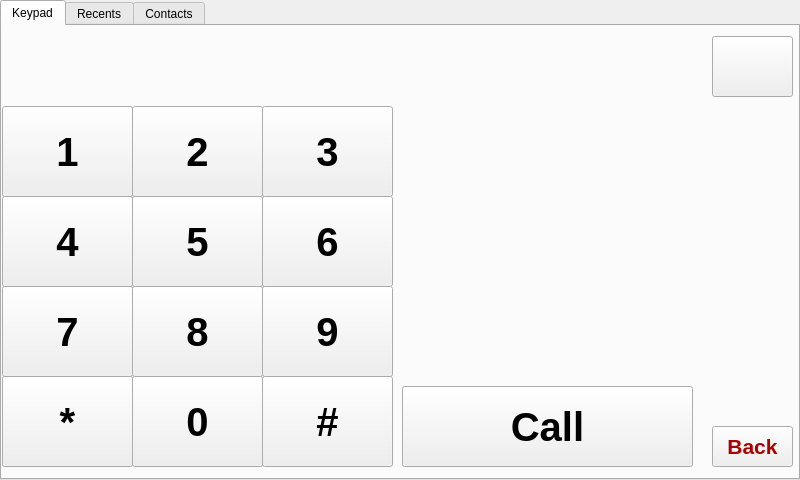
First picture: the form in RPI/GUI/UI/Phone.ui, repository YehiaEhab16/FOTA_Graduation-Project-2022, before the edit.
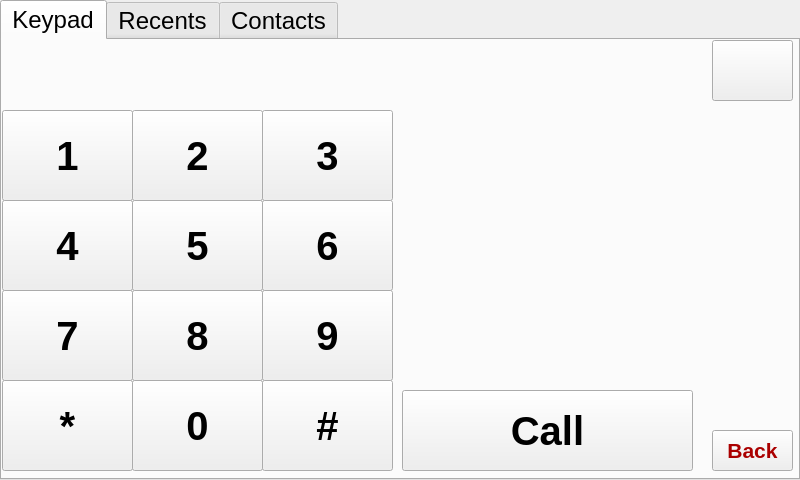
Second picture: the form after the edit. Icons and pictures are not drawn.

What changed in the file:
```diff
--- a/RPI/GUI/UI/Phone.ui
+++ b/RPI/GUI/UI/Phone.ui
@@ -10,6 +10,11 @@
     <height>480</height>
    </rect>
   </property>
+  <property name="font">
+   <font>
+    <pointsize>18</pointsize>
+   </font>
+  </property>
   <property name="windowTitle">
    <string>Contacts</string>
   </property>
@@ -1280,7 +1285,7 @@
     <property name="geometry">
      <rect>
       <x>0</x>
-      <y>80</y>
+      <y>70</y>
       <width>131</width>
       <height>91</height>
      </rect>
@@ -1288,6 +1293,7 @@
     <property name="font">
      <font>
       <pointsize>30</pointsize>
+      <weight>75</weight>
       <italic>false</italic>
       <bold>true</bold>
       <underline>false</underline>
@@ -1304,7 +1310,7 @@
     <property name="geometry">
      <rect>
       <x>130</x>
-      <y>80</y>
+      <y>70</y>
       <width>131</width>
       <height>91</height>
      </rect>
@@ -1312,6 +1318,7 @@
     <property name="font">
      <font>
       <pointsize>30</pointsize>
+      <weight>75</weight>
       <italic>false</italic>
       <bold>true</bold>
       <underline>false</underline>
@@ -1328,7 +1335,7 @@
     <property name="geometry">
      <rect>
       <x>260</x>
-      <y>80</y>
+      <y>70</y>
       <width>131</width>
       <height>91</height>
      </rect>
@@ -1336,6 +1343,7 @@
     <property name="font">
      <font>
       <pointsize>30</pointsize>
+      <weight>75</weight>
       <italic>false</italic>
       <bold>true</bold>
       <underline>false</underline>
@@ -1352,7 +1360,7 @@
     <property name="geometry">
      <rect>
       <x>0</x>
-      <y>170</y>
+      <y>160</y>
       <width>131</width>
       <height>91</height>
      </rect>
@@ -1360,6 +1368,7 @@
     <property name="font">
      <font>
       <pointsize>30</pointsize>
+      <weight>75</weight>
       <italic>false</italic>
       <bold>true</bold>
       <underline>false</underline>
@@ -1376,7 +1385,7 @@
     <property name="geometry">
      <rect>
       <x>260</x>
-      <y>170</y>
+      <y>160</y>
       <width>131</width>
       <height>91</height>
      </rect>
@@ -1384,6 +1393,7 @@
     <property name="font">
      <font>
       <pointsize>30</pointsize>
+      <weight>75</weight>
       <italic>false</italic>
       <bold>true</bold>
       <underline>false</underline>
@@ -1400,7 +1410,7 @@
     <property name="geometry">
      <rect>
       <x>130</x>
-      <y>170</y>
+      <y>160</y>
       <width>131</width>
       <height>91</height>
      </rect>
@@ -1408,6 +1418,7 @@
     <property name="font">
      <font>
       <pointsize>30</pointsize>
+      <weight>75</weight>
       <italic>false</italic>
       <bold>true</bold>
       <underline>false</underline>
@@ -1424,7 +1435,7 @@
     <property name="geometry">
      <rect>
       <x>0</x>
-      <y>260</y>
+      <y>250</y>
       <width>131</width>
       <height>91</height>
      </rect>
@@ -1432,6 +1443,7 @@
     <property name="font">
      <font>
       <pointsize>30</pointsize>
+      <weight>75</weight>
       <italic>false</italic>
       <bold>true</bold>
       <underline>false</underline>
@@ -1448,7 +1460,7 @@
     <property name="geometry">
      <rect>
       <x>260</x>
-      <y>260</y>
+      <y>250</y>
       <width>131</width>
       <height>91</height>
      </rect>
@@ -1456,6 +1468,7 @@
     <property name="font">
      <font>
       <pointsize>30</pointsize>
+      <weight>75</weight>
       <italic>false</italic>
       <bold>true</bold>
       <underline>false</underline>
@@ -1472,7 +1485,7 @@
     <property name="geometry">
      <rect>
       <x>130</x>
-      <y>260</y>
+      <y>250</y>
       <width>131</width>
       <height>91</height>
      </rect>
@@ -1480,6 +1493,7 @@
     <property name="font">
      <font>
       <pointsize>30</pointsize>
+      <weight>75</weight>
       <italic>false</italic>
       <bold>true</bold>
       <underline>false</underline>
@@ -1496,7 +1510,7 @@
     <property name="geometry">
      <rect>
       <x>0</x>
-      <y>350</y>
+      <y>340</y>
       <width>131</width>
       <height>91</height>
      </rect>
@@ -1504,6 +1518,7 @@
     <property name="font">
      <font>
       <pointsize>30</pointsize>
+      <weight>75</weight>
       <italic>false</italic>
       <bold>true</bold>
       <underline>false</underline>
@@ -1520,7 +1535,7 @@
     <property name="geometry">
      <rect>
       <x>260</x>
-      <y>350</y>
+      <y>340</y>
       <width>131</width>
       <height>91</height>
      </rect>
@@ -1528,6 +1543,7 @@
     <property name="font">
      <font>
       <pointsize>30</pointsize>
+      <weight>75</weight>
       <italic>false</italic>
       <bold>true</bold>
       <underline>false</underline>
@@ -1544,7 +1560,7 @@
     <property name="geometry">
      <rect>
       <x>130</x>
-      <y>350</y>
+      <y>340</y>
       <width>131</width>
       <height>91</height>
      </rect>
@@ -1552,6 +1568,7 @@
     <property name="font">
      <font>
       <pointsize>30</pointsize>
+      <weight>75</weight>
       <italic>false</italic>
       <bold>true</bold>
       <underline>false</underline>
@@ -1568,7 +1585,7 @@
     <property name="geometry">
      <rect>
       <x>420</x>
-      <y>90</y>
+      <y>80</y>
       <width>321</width>
       <height>71</height>
      </rect>
@@ -1592,7 +1609,7 @@
     <property name="geometry">
      <rect>
       <x>420</x>
-      <y>170</y>
+      <y>160</y>
       <width>321</width>
       <height>71</height>
      </rect>
@@ -1616,7 +1633,7 @@
     <property name="geometry">
      <rect>
       <x>710</x>
-      <y>400</y>
+      <y>390</y>
       <width>81</width>
       <height>41</height>
      </rect>
@@ -1624,6 +1641,7 @@
     <property name="font">
      <font>
       <pointsize>16</pointsize>
+      <weight>75</weight>
       <bold>true</bold>
      </font>
     </property>
@@ -1638,7 +1656,7 @@
     <property name="geometry">
      <rect>
       <x>400</x>
-      <y>360</y>
+      <y>350</y>
       <width>291</width>
       <height>81</height>
      </rect>
@@ -1646,6 +1664,7 @@
     <property name="font">
      <font>
       <pointsize>30</pointsize>
+      <weight>75</weight>
       <italic>false</italic>
       <bold>true</bold>
       <underline>false</underline>
@@ -1675,7 +1694,7 @@
     <property name="geometry">
      <rect>
       <x>10</x>
-      <y>0</y>
+      <y>-10</y>
       <width>691</width>
       <height>71</height>
      </rect>
@@ -1699,7 +1718,7 @@
     <property name="geometry">
      <rect>
       <x>710</x>
-      <y>10</y>
+      <y>0</y>
       <width>81</width>
       <height>61</height>
      </rect>
@@ -1707,6 +1726,7 @@
     <property name="font">
      <font>
       <pointsize>15</pointsize>
+      <weight>75</weight>
       <italic>false</italic>
       <bold>true</bold>
       <underline>false</underline>
```
Left out of the diff: 2 changed lines with no effect on the pictures.
